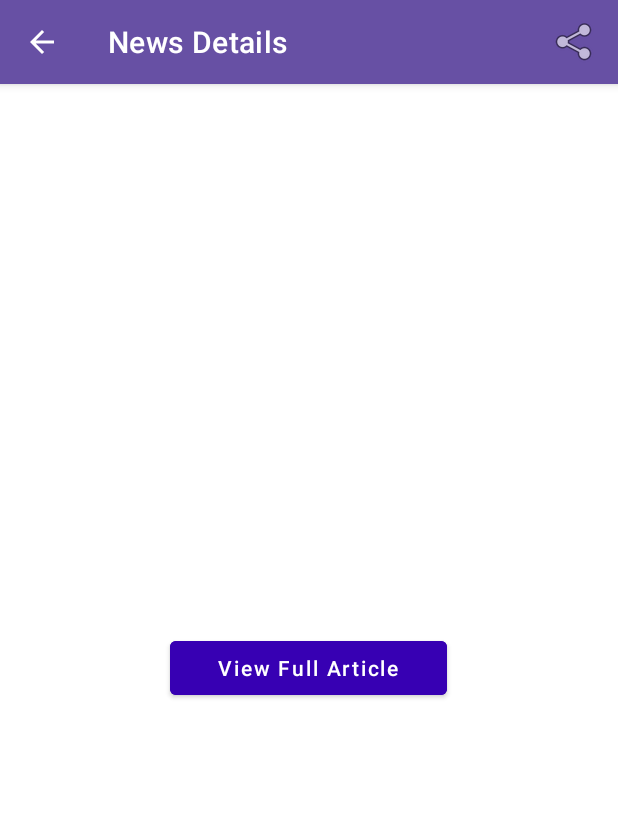
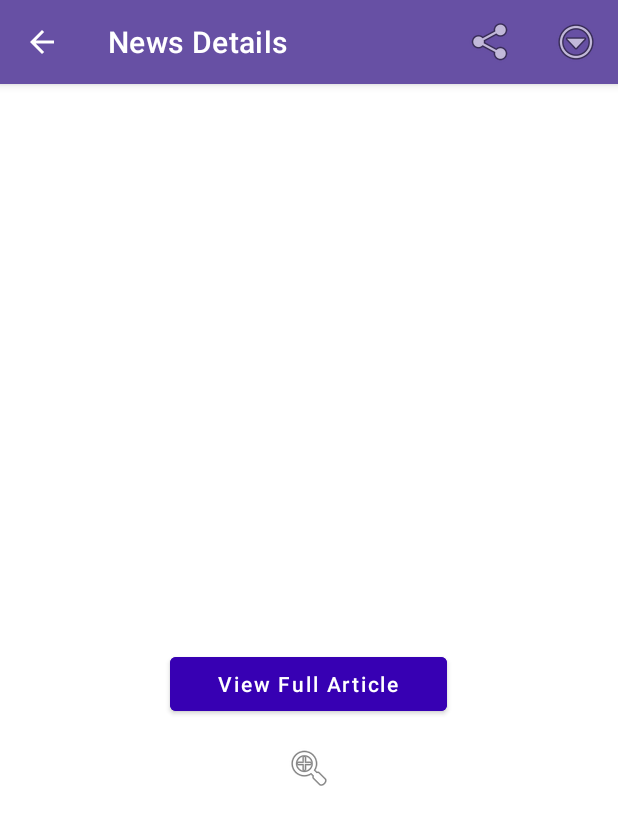
Before and after one commit to khushigaba/newsApp, an Android app: the NewsDetailsActivity screen opened directly, with no data from a screen before it, after a tap on "View Full Article", on a phone screen of 412 x 824 dp. Shown: the top 825 px of the screen. Run offline under Robolectric (Android 15) with nearby library versions, the phone set to English and light mode, and no system bars; pictures from the network do not load; 2 other taps on this screen came first.

Commit message:
added toggle text size function in news detail screen

```diff
--- a/app/src/main/res/layout/activity_news_details.xml
+++ b/app/src/main/res/layout/activity_news_details.xml
@@ -59,4 +59,14 @@
         android:text="View Full Article"
         android:layout_marginTop="32dp" />
 
+    <ImageButton
+        android:id="@+id/textSizeToggleButton"
+        android:layout_width="wrap_content"
+        android:layout_height="wrap_content"
+        android:layout_gravity="center"
+        android:layout_marginTop="16dp"
+        android:src="@android:drawable/ic_menu_zoom"
+        android:contentDescription="Toggle text size"
+        android:background="?attr/selectableItemBackgroundBorderless" />
+
 </LinearLayout>
--- a/app/src/main/res/menu/menu_news_details.xml
+++ b/app/src/main/res/menu/menu_news_details.xml
@@ -9,4 +9,11 @@
         android:contentDescription="Share this article"
         app:showAsAction="ifRoom" />
 
+    <item
+        android:id="@+id/action_text_size"
+        android:icon="@android:drawable/ic_menu_more"
+        android:title="Toggle Text Size"
+        android:contentDescription="Toggle text size"
+        app:showAsAction="ifRoom" />
+
 </menu>
```
Also changed, not shown: app/src/main/java/com/example/nownews/ui/news/NewsDetailsActivity.kt (+22 -1 lines), app/src/main/res/menu/bottom_nav_menu.xml (+7 -2 lines).
